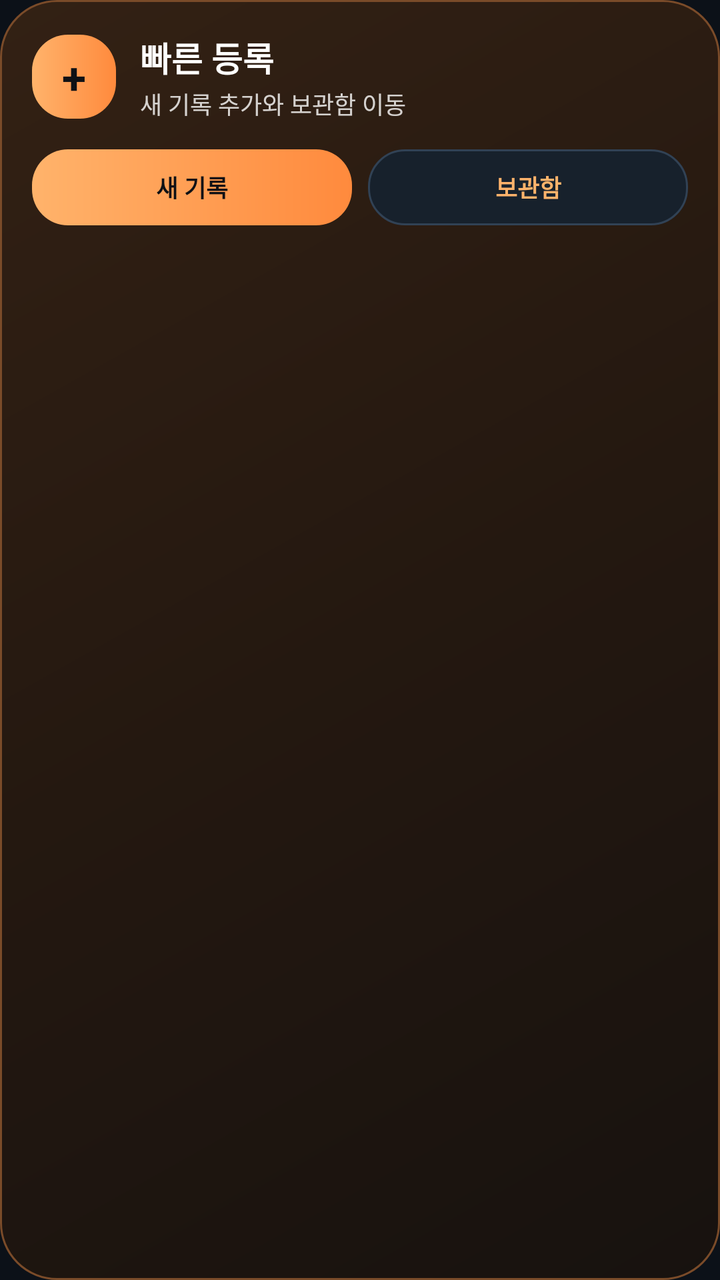
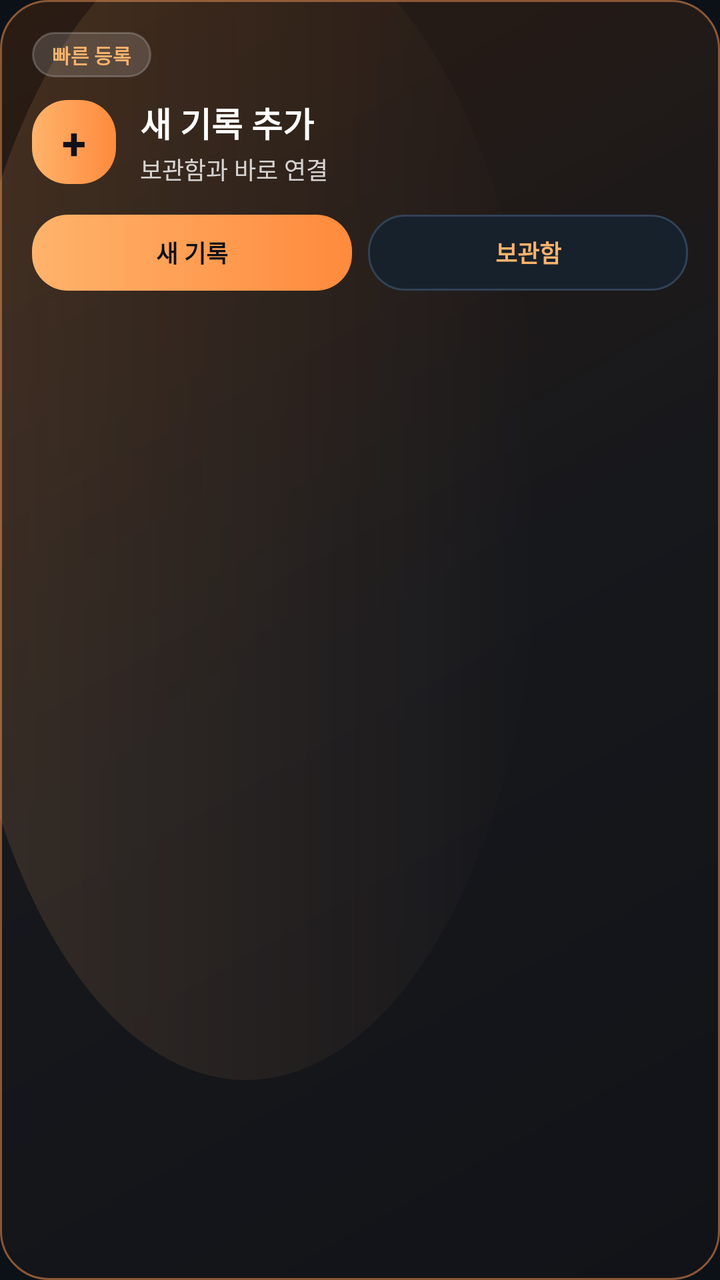

Two renders of the same Android screen: before a commit and after it. Below are the layout's source before the change and the commit's diff.
<!-- AndroidManifest.xml: application theme Theme.Siteboard -->
<!-- res/layout/widget_quick_add.xml -->
<?xml version="1.0" encoding="utf-8"?>
<LinearLayout xmlns:android="http://schemas.android.com/apk/res/android"
    android:id="@+id/widgetQuickAddRoot"
    android:layout_width="match_parent"
    android:layout_height="match_parent"
    android:background="@drawable/bg_hero_panel"
    android:orientation="vertical"
    android:padding="16dp">

    <LinearLayout
        android:layout_width="match_parent"
        android:layout_height="wrap_content"
        android:gravity="center_vertical"
        android:orientation="horizontal">

        <TextView
            android:layout_width="42dp"
            android:layout_height="42dp"
            android:background="@drawable/bg_primary_button"
            android:gravity="center"
            android:text="+"
            android:textColor="#0F1115"
            android:textSize="22sp"
            android:textStyle="bold" />

        <LinearLayout
            android:layout_width="0dp"
            android:layout_height="wrap_content"
            android:layout_marginStart="12dp"
            android:layout_weight="1"
            android:orientation="vertical">

            <TextView
                android:layout_width="wrap_content"
                android:layout_height="wrap_content"
                android:text="빠른 등록"
                android:textColor="@android:color/white"
                android:textSize="17sp"
                android:textStyle="bold" />

            <TextView
                android:layout_width="wrap_content"
                android:layout_height="wrap_content"
                android:layout_marginTop="2dp"
                android:text="새 기록 추가와 보관함 이동"
                android:textColor="#CCFFFFFF"
                android:textSize="12sp" />
        </LinearLayout>
    </LinearLayout>

    <LinearLayout
        android:layout_width="match_parent"
        android:layout_height="wrap_content"
        android:layout_marginTop="14dp"
        android:orientation="horizontal">

        <TextView
            android:id="@+id/btnWidgetQuickAdd"
            android:layout_width="0dp"
            android:layout_height="38dp"
            android:layout_weight="1"
            android:background="@drawable/bg_primary_button"
            android:gravity="center"
            android:text="새 기록"
            android:textColor="#0F1115"
            android:textSize="12sp"
            android:textStyle="bold" />

        <TextView
            android:id="@+id/btnWidgetOpenArchive"
            android:layout_width="0dp"
            android:layout_height="38dp"
            android:layout_marginStart="8dp"
            android:layout_weight="1"
            android:background="@drawable/bg_secondary_button"
            android:gravity="center"
            android:text="보관함"
            android:textColor="#FFFFB36B"
            android:textSize="12sp"
            android:textStyle="bold" />
    </LinearLayout>
</LinearLayout>
<!-- resources referenced by this layout -->
<resources>
  <!-- drawable bg_hero_panel (drawable) -->
  <?xml version="1.0" encoding="utf-8"?>
  <shape xmlns:android="http://schemas.android.com/apk/res/android" android:shape="rectangle">
      <gradient
          android:angle="315"
          android:startColor="#332114"
          android:centerColor="#241810"
          android:endColor="#17120F" />
      <corners android:radius="28dp" />
      <stroke
          android:width="1dp"
          android:color="#7A4B29" />
  </shape>
  <!-- drawable bg_primary_button (drawable) -->
  <?xml version="1.0" encoding="utf-8"?>
  <shape xmlns:android="http://schemas.android.com/apk/res/android" android:shape="rectangle">
      <gradient
          android:angle="0"
          android:startColor="#FFB36B"
          android:endColor="#FF8A3D" />
      <corners android:radius="18dp" />
  </shape>
  <!-- drawable bg_secondary_button (drawable) -->
  <?xml version="1.0" encoding="utf-8"?>
  <shape xmlns:android="http://schemas.android.com/apk/res/android" android:shape="rectangle">
      <solid android:color="#17212C" />
      <corners android:radius="18dp" />
      <stroke
          android:width="1dp"
          android:color="#314255" />
  </shape>
  <style name="Theme.Siteboard" parent="Theme.MaterialComponents.DayNight.NoActionBar">
  
          <item name="colorPrimary">@color/orange_primary</item>
          <item name="colorPrimaryVariant">@color/orange_deep</item>
          <item name="colorOnPrimary">#10141B</item>
  
          <item name="colorSecondary">@color/teal_accent</item>
          <item name="colorSecondaryVariant">@color/teal_accent</item>
          <item name="colorOnSecondary">#081118</item>
  
          <item name="colorError">@color/danger_accent</item>
  
          <item name="android:colorBackground">@color/bg_dark</item>
          <item name="colorSurface">@color/surface_dark</item>
  
          <item name="android:statusBarColor">@color/bg_dark</item>
          <item name="android:navigationBarColor">@color/bg_dark</item>
          <item name="android:windowLightStatusBar" tools:targetApi="m">false</item>
  
          <item name="android:windowSplashScreenBackground" tools:targetApi="s">@color/bg_dark</item>
          <item name="android:windowSplashScreenAnimatedIcon" tools:targetApi="s">@android:color/transparent</item>
          <item name="android:windowSplashScreenAnimationDuration" tools:targetApi="s">0</item>
      </style>
  <color name="orange_primary">#FFB36B</color>
  <color name="orange_deep">#FF8A3D</color>
  <color name="teal_accent">#54D4C4</color>
  <color name="danger_accent">#F06D7D</color>
  <color name="bg_dark">#0C1118</color>
  <color name="surface_dark">#151E29</color>
</resources>

<!-- the commit's change to res/layout/widget_quick_add.xml (unified diff, before → after) -->
@@ -3,13 +3,25 @@
     android:id="@+id/widgetQuickAddRoot"
     android:layout_width="match_parent"
     android:layout_height="match_parent"
-    android:background="@drawable/bg_hero_panel"
+    android:background="@drawable/bg_widget_actual_luxury"
     android:orientation="vertical"
     android:padding="16dp">
+
+    <TextView
+        android:layout_width="wrap_content"
+        android:layout_height="wrap_content"
+        android:background="@drawable/bg_widget_preview_pill"
+        android:paddingHorizontal="10dp"
+        android:paddingVertical="4dp"
+        android:text="빠른 등록"
+        android:textColor="#FFFFB36B"
+        android:textSize="10sp"
+        android:textStyle="bold" />
 
     <LinearLayout
         android:layout_width="match_parent"
         android:layout_height="wrap_content"
+        android:layout_marginTop="10dp"
         android:gravity="center_vertical"
         android:orientation="horizontal">
 
@@ -33,7 +45,7 @@
             <TextView
                 android:layout_width="wrap_content"
                 android:layout_height="wrap_content"
-                android:text="빠른 등록"
+                android:text="새 기록 추가"
                 android:textColor="@android:color/white"
                 android:textSize="17sp"
                 android:textStyle="bold" />
@@ -42,7 +54,7 @@
                 android:layout_width="wrap_content"
                 android:layout_height="wrap_content"
                 android:layout_marginTop="2dp"
-                android:text="새 기록 추가와 보관함 이동"
+                android:text="보관함과 바로 연결"
                 android:textColor="#CCFFFFFF"
                 android:textSize="12sp" />
         </LinearLayout>
<!-- resource entries referenced after the edit -->
@@ -1,18 +1,5 @@
 <!-- resources referenced by this layout -->
 <resources>
-  <!-- drawable bg_hero_panel (drawable) -->
-  <?xml version="1.0" encoding="utf-8"?>
-  <shape xmlns:android="http://schemas.android.com/apk/res/android" android:shape="rectangle">
-      <gradient
-          android:angle="315"
-          android:startColor="#332114"
-          android:centerColor="#241810"
-          android:endColor="#17120F" />
-      <corners android:radius="28dp" />
-      <stroke
-          android:width="1dp"
-          android:color="#7A4B29" />
-  </shape>
   <!-- drawable bg_primary_button (drawable) -->
   <?xml version="1.0" encoding="utf-8"?>
   <shape xmlns:android="http://schemas.android.com/apk/res/android" android:shape="rectangle">
@@ -30,6 +17,44 @@
       <stroke
           android:width="1dp"
           android:color="#314255" />
+  </shape>
+  <!-- drawable bg_widget_actual_luxury (drawable) -->
+  <?xml version="1.0" encoding="utf-8"?>
+  <layer-list xmlns:android="http://schemas.android.com/apk/res/android">
+      <item>
+          <shape android:shape="rectangle">
+              <gradient
+                  android:angle="315"
+                  android:startColor="#2B1C13"
+                  android:centerColor="#17181C"
+                  android:endColor="#121318" />
+              <corners android:radius="24dp" />
+              <stroke
+                  android:width="1dp"
+                  android:color="#8B5735" />
+          </shape>
+      </item>
+      <item
+          android:left="-24dp"
+          android:top="-40dp"
+          android:right="90dp"
+          android:bottom="100dp">
+          <shape android:shape="oval">
+              <gradient
+                  android:angle="0"
+                  android:startColor="#22FFB36B"
+                  android:endColor="#00FFB36B" />
+          </shape>
+      </item>
+  </layer-list>
+  <!-- drawable bg_widget_preview_pill (drawable) -->
+  <?xml version="1.0" encoding="utf-8"?>
+  <shape xmlns:android="http://schemas.android.com/apk/res/android" android:shape="rectangle">
+      <solid android:color="#26FFFFFF" />
+      <corners android:radius="999dp" />
+      <stroke
+          android:width="1dp"
+          android:color="#33FFFFFF" />
   </shape>
   <style name="Theme.Siteboard" parent="Theme.MaterialComponents.DayNight.NoActionBar">
   
